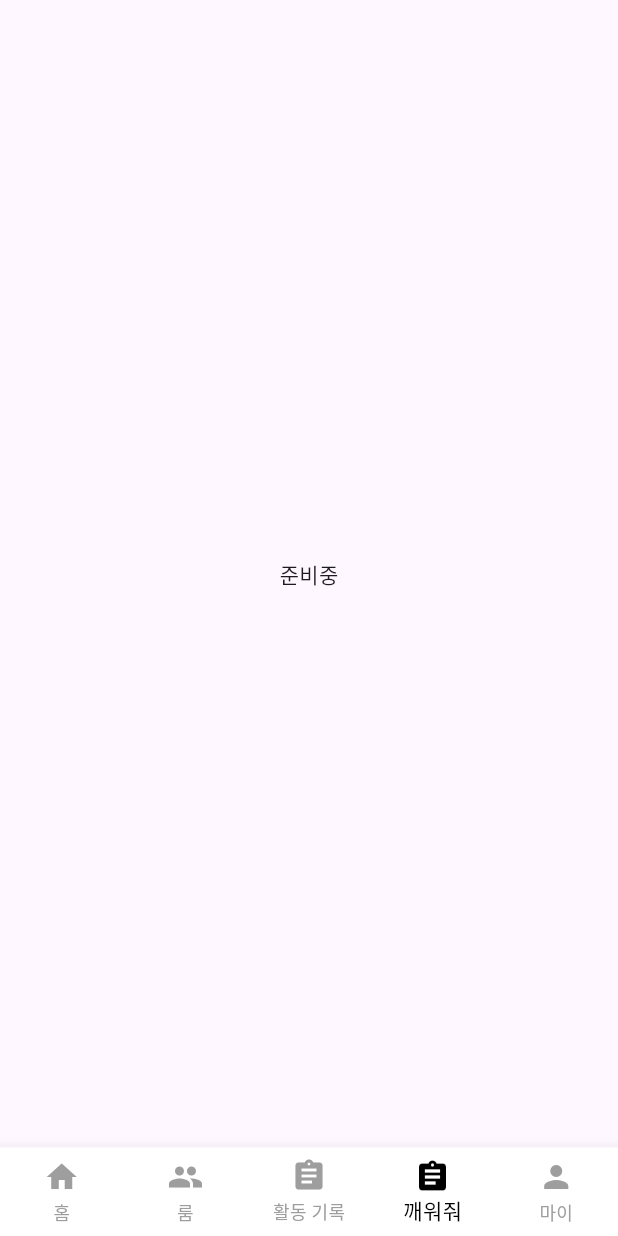
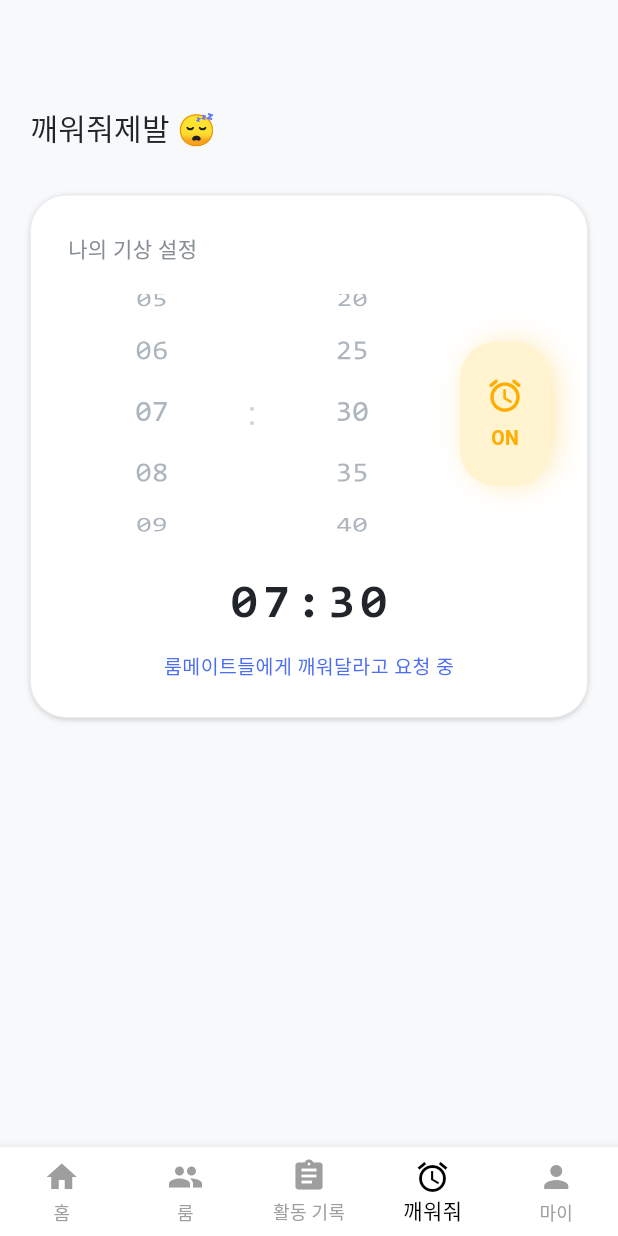
Before and after one commit to MunHayung86/roommate, a Flutter app: the Navigation screen opened by its route, item 4 of the bottom bar chosen, on a phone screen of 412 x 824 dp. Run offline on Flutter 3.47's test engine with Material 3 defaults, Android fonts, the light colour scheme and no system bars; our stand-ins replace cloud_firestore, firebase_auth, firebase_core, google_sign_in, share_plus; accounts and stored records are empty.

Commit message:
wakeup page develop

```diff
--- a/lib/features/navigation.dart
+++ b/lib/features/navigation.dart
@@ -1,6 +1,7 @@
 import 'package:flutter/material.dart';
 import 'package:roommate/features/auth/my_page.dart';
 import 'package:roommate/features/room/home_page.dart';
+import 'package:roommate/features/wakeup/wakeup_page.dart';
 
 class Navigation extends StatefulWidget {
   const Navigation({super.key});
@@ -44,9 +45,7 @@ class _NavigationState extends State<Navigation> {
         break;
 
       case 3: // 깨워줘
-        page = const Scaffold(
-          body: Center(child: Text("준비중")),
-        );
+        page = const WakeupPage();
         break;
 
       case 4: // 마이
@@ -109,8 +108,14 @@ class _NavigationState extends State<Navigation> {
           items: const [
             BottomNavigationBarItem(icon: Icon(Icons.home), label: '홈'),
             BottomNavigationBarItem(icon: Icon(Icons.group), label: '룸'),
-            BottomNavigationBarItem(icon: Icon(Icons.assignment), label: '활동 기록'),
-            BottomNavigationBarItem(icon: Icon(Icons.assignment), label: '깨워줘'),
+            BottomNavigationBarItem(
+              icon: Icon(Icons.assignment),
+              label: '활동 기록',
+            ),
+            BottomNavigationBarItem(
+              icon: Icon(Icons.alarm),
+              label: '깨워줘',
+            ),
             BottomNavigationBarItem(icon: Icon(Icons.person), label: '마이'),
           ],
         ),
--- a/lib/features/room/share_room_code_page.dart
+++ b/lib/features/room/share_room_code_page.dart
@@ -116,7 +116,8 @@ class _ShareRoomCodePageState extends State<ShareRoomCodePage> {
                         onTap: () {
                           SharePlus.instance.share(
                             ShareParams(
-                              text: '같이 방 들어와요! 방 코드: ${widget.roomCode}',
+                              text: '방에 참여해 규칙을 정하세요! \n방 코드: ${widget.roomCode}',
+                              subject: '방 초대 코드 공유',
                             ),
                           );
                         },
--- /dev/null
+++ b/lib/features/wakeup/wakeup_page.dart
@@ -0,0 +1,262 @@
+import 'package:flutter/material.dart';
+
+class WakeupPage extends StatefulWidget {
+  const WakeupPage({super.key});
+
+  @override
+  State<WakeupPage> createState() => _WakeupPageState();
+}
+
+class _WakeupPageState extends State<WakeupPage> {
+  final List<int> _hours = List<int>.generate(24, (i) => i);
+  final List<int> _minutes = List<int>.generate(12, (i) => i * 5); // 0,5,10,...
+
+  late int _selectedHour;
+  late int _selectedMinute;
+  bool _isOn = true;
+
+  late FixedExtentScrollController _hourController;
+  late FixedExtentScrollController _minuteController;
+
+  @override
+  void initState() {
+    super.initState();
+    _selectedHour = 7;
+    _selectedMinute = 30;
+
+    _hourController =
+        FixedExtentScrollController(initialItem: _hours.indexOf(_selectedHour));
+    _minuteController =
+        FixedExtentScrollController(initialItem: _minutes.indexOf(_selectedMinute));
+  }
+
+  @override
+  void dispose() {
+    _hourController.dispose();
+    _minuteController.dispose();
+    super.dispose();
+  }
+
+  String get _formattedTime {
+    final h = _selectedHour.toString().padLeft(2, '0');
+    final m = _selectedMinute.toString().padLeft(2, '0');
+    return '$h:$m';
+  }
+
+  @override
+  Widget build(BuildContext context) {
+    return Scaffold(
+      backgroundColor: const Color(0xffF8F9FA),
+      body: Padding(
+        padding: const EdgeInsets.symmetric(horizontal: 20),
+        child: Column(
+          crossAxisAlignment: CrossAxisAlignment.start,
+          children: [
+            const SizedBox(height: 70),
+            const Text(
+              '깨워줘제발 😴',
+              style: TextStyle(
+                fontSize: 20,
+                fontWeight: FontWeight.w500,
+                color: Color(0xff212529),
+              ),
+            ),
+            const SizedBox(height: 29.73),
+            Container(
+              width: double.infinity,
+              padding: const EdgeInsets.fromLTRB(24.65, 24.65, 24.65, 24),
+              decoration: BoxDecoration(
+                color: Colors.white,
+                border: Border.all(color: const Color(0xffE9ECEF), width: 0.65),
+                borderRadius: BorderRadius.circular(24),
+                boxShadow: const [
+                  BoxShadow(
+                    color: Color.fromRGBO(0, 0, 0, 0.1),
+                    blurRadius: 3,
+                    spreadRadius: 0,
+                    offset: Offset(0, 1),
+                  ),
+                  BoxShadow(
+                    color: Color.fromRGBO(0, 0, 0, 0.1),
+                    blurRadius: 2,
+                    spreadRadius: -1,
+                    offset: Offset(0, 1),
+                  ),
+                ],
+              ),
+              child: Column(
+                mainAxisSize: MainAxisSize.min,
+                crossAxisAlignment: CrossAxisAlignment.start,
+                children: [
+                  const Text(
+                    '나의 기상 설정',
+                    style: TextStyle(
+                      fontSize: 14,
+                      color: Color(0xff868E96),
+                    ),
+                  ),
+                  const SizedBox(height: 20),
+                  SizedBox(
+                    height: 160,
+                    child: Row(
+                      children: [
+                        Expanded(
+                          child: ListWheelScrollView.useDelegate(
+                            controller: _hourController,
+                            itemExtent: 40,
+                            physics: const FixedExtentScrollPhysics(),
+                            onSelectedItemChanged: (index) {
+                              setState(() {
+                                _selectedHour = _hours[index];
+                              });
+                            },
+                            childDelegate: ListWheelChildBuilderDelegate(
+                              builder: (context, index) {
+                                if (index < 0 || index >= _hours.length) {
+                                  return null;
+                                }
+                                final label =
+                                    _hours[index].toString().padLeft(2, '0');
+                                return Center(
+                                  child: Text(
+                                    label,
+                                    style: const TextStyle(
+                                      fontSize: 20,
+                                      color: Color(0xffADB5BD),
+                                      fontFamily: 'Consolas',
+                                    ),
+                                  ),
+                                );
+                              },
+                            ),
+                          ),
+                        ),
+                        const Padding(
+                          padding: EdgeInsets.symmetric(horizontal: 8),
+                          child: Text(
+                            ':',
+                            style: TextStyle(
+                              fontSize: 22,
+                              color: Color(0xffCED4DA),
+                            ),
+                          ),
+                        ),
+                        Expanded(
+                          child: ListWheelScrollView.useDelegate(
+                            controller: _minuteController,
+                            itemExtent: 40,
+                            physics: const FixedExtentScrollPhysics(),
+                            onSelectedItemChanged: (index) {
+                              setState(() {
+                                _selectedMinute = _minutes[index];
+                              });
+                            },
+                            childDelegate: ListWheelChildBuilderDelegate(
+                              builder: (context, index) {
+                                if (index < 0 || index >= _minutes.length) {
+                                  return null;
+                                }
+                                final label =
+                                    _minutes[index].toString().padLeft(2, '0');
+                                return Center(
+                                  child: Text(
+                                    label,
+                                    style: const TextStyle(
+                                      fontSize: 20,
+                                      color: Color(0xffADB5BD),
+                                      fontFamily: 'Consolas',
+                                    ),
+                                  ),
+                                );
+                              },
+                            ),
+                          ),
+                        ),
+                        const SizedBox(width: 16),
+                        GestureDetector(
+                          onTap: () {
+                            setState(() {
+                              _isOn = !_isOn;
+                            });
+                          },
+                          child: AnimatedContainer(
+                            duration: const Duration(milliseconds: 180),
+                            width: 60,
+                            height: 96,
+                            decoration: BoxDecoration(
+                              borderRadius: BorderRadius.circular(24),
+                              color: _isOn
+                                  ? const Color(0xffFFF4CF)
+                                  : const Color(0xffF8F9FA),
+                              boxShadow: _isOn
+                                  ? [
+                                      BoxShadow(
+                                        color: const Color.fromARGB(133, 255, 201, 74)
+                                            .withOpacity(0.6),
+                                        blurRadius: 18,
+                                        spreadRadius: -4,
+                                        offset: const Offset(4, 0),
+                                      ),
+                                    ]
+                                  : const [],
+                            ),
+                            child: Column(
+                              mainAxisAlignment: MainAxisAlignment.center,
+                              children: [
+                                Icon(
+                                  Icons.alarm_rounded,
+                                  size: 26,
+                                  color: _isOn
+                                      ? const Color(0xffFFAE00)
+                                      : const Color(0xffADB5BD),
+                                ),
+                                const SizedBox(height: 6),
+                                Text(
+                                  _isOn ? 'ON' : 'OFF',
+                                  style: TextStyle(
+                                    fontSize: 13,
+                                    fontWeight: FontWeight.w600,
+                                    color: _isOn
+                                        ? const Color(0xffFFAE00)
+                                        : const Color(0xffADB5BD),
+                                  ),
+                                ),
+                              ],
+                            ),
+                          ),
+                        ),
+                      ],
+                    ),
+                  ),
+                  const SizedBox(height: 24),
+                  Center(
+                    child: Text(
+                      _formattedTime,
+                      style: const TextStyle(
+                        fontSize: 32,
+                        fontWeight: FontWeight.w600,
+                        letterSpacing: 4,
+                        color: Color(0xff212529),
+                        fontFamily: 'Consolas',
+                      ),
+                    ),
+                  ),
+                  const SizedBox(height: 8),
+                  const Center(
+                    child: Text(
+                      '룸메이트들에게 깨워달라고 요청 중',
+                      style: TextStyle(
+                        fontSize: 13,
+                        color: Color(0xff4C6EF5),
+                      ),
+                    ),
+                  ),
+                ],
+              ),
+            ),
+          ],
+        ),
+      ),
+    );
+  }
+}
```
Also changed, not shown: lib/features/auth/auth_service.dart (added, +25 -0 lines), lib/features/auth/login_page.dart (+13 -1 lines), lib/features/room/create_room_page.dart (+28 -20 lines), lib/features/room/home_page.dart (+63 -9 lines), lib/features/room/join_room_page.dart (+28 -2 lines), lib/features/room/room_service.dart (added, +142 -0 lines), lib/models/user_model.dart (+32 -0 lines), pubspec.yaml (+11 -0 lines), assets/fonts/consola.ttf (added), assets/fonts/consolab.ttf (added), assets/fonts/consolai.ttf (added), assets/fonts/consolaz.ttf (added), 4 other files.
